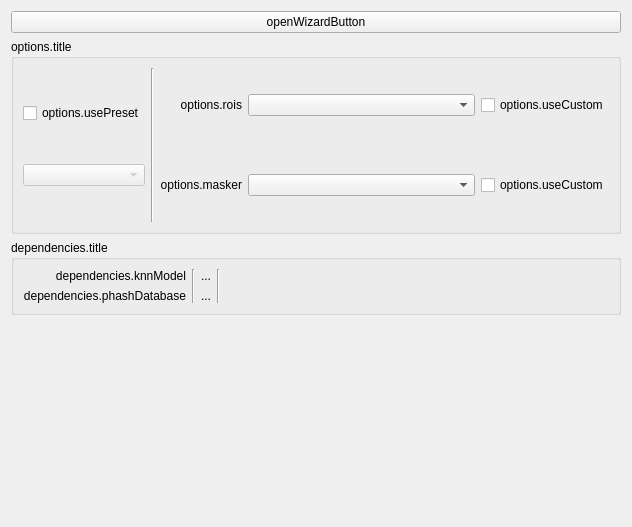
Old version of the form ui/designer/tabs/tabOcr/tabOcr_Device.ui in the repository ArcaeaOffline/client-pyside6.
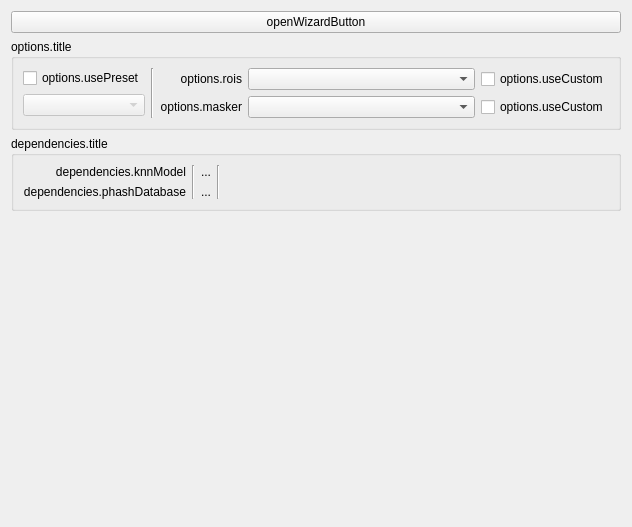
New version of the form. Custom widgets are drawn as their Qt base class.

```diff
--- a/ui/designer/tabs/tabOcr/tabOcr_Device.ui
+++ b/ui/designer/tabs/tabOcr/tabOcr_Device.ui
@@ -79,6 +79,12 @@
          </item>
          <item row="0" column="1">
           <widget class="QStackedWidget" name="options_roisStackedWidget">
+           <property name="sizePolicy">
+            <sizepolicy hsizetype="Preferred" vsizetype="Maximum">
+             <horstretch>0</horstretch>
+             <verstretch>0</verstretch>
+            </sizepolicy>
+           </property>
            <property name="currentIndex">
             <number>0</number>
            </property>
@@ -148,6 +154,12 @@
          </item>
          <item row="1" column="1">
           <widget class="QStackedWidget" name="options_maskerStackedWidget">
+           <property name="sizePolicy">
+            <sizepolicy hsizetype="Preferred" vsizetype="Maximum">
+             <horstretch>0</horstretch>
+             <verstretch>0</verstretch>
+            </sizepolicy>
+           </property>
            <property name="currentIndex">
             <number>0</number>
            </property>
```
